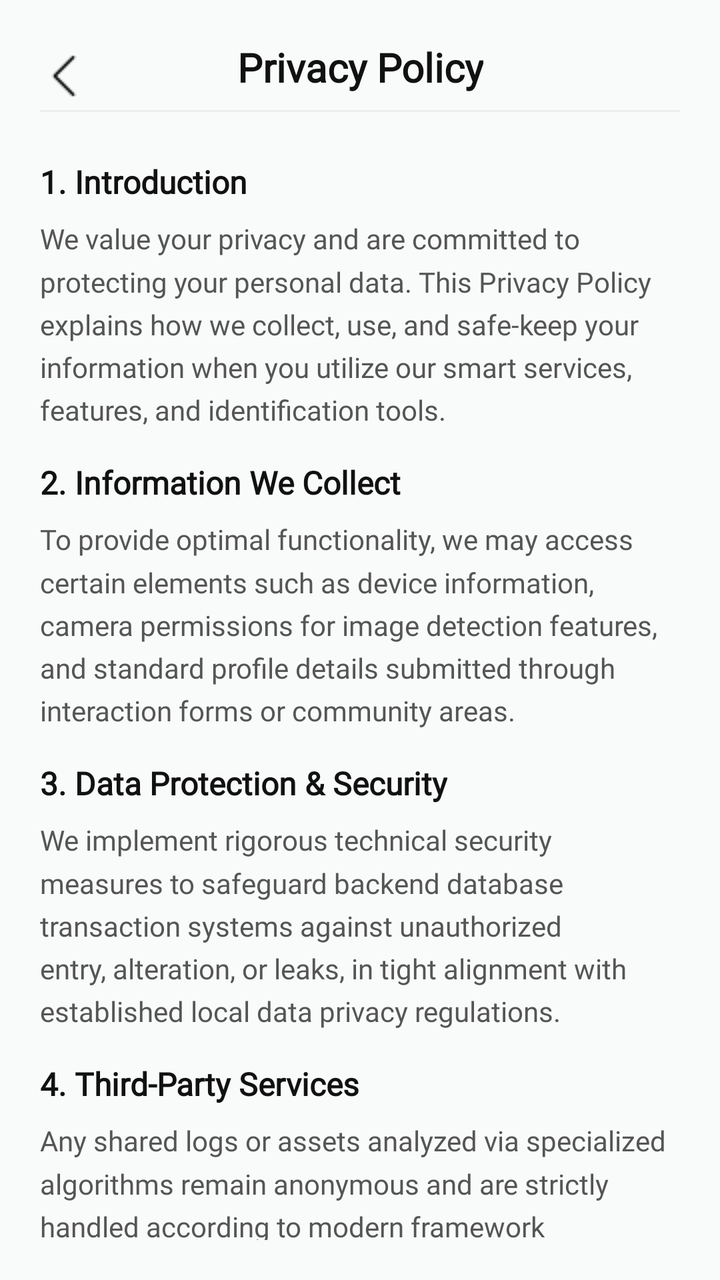
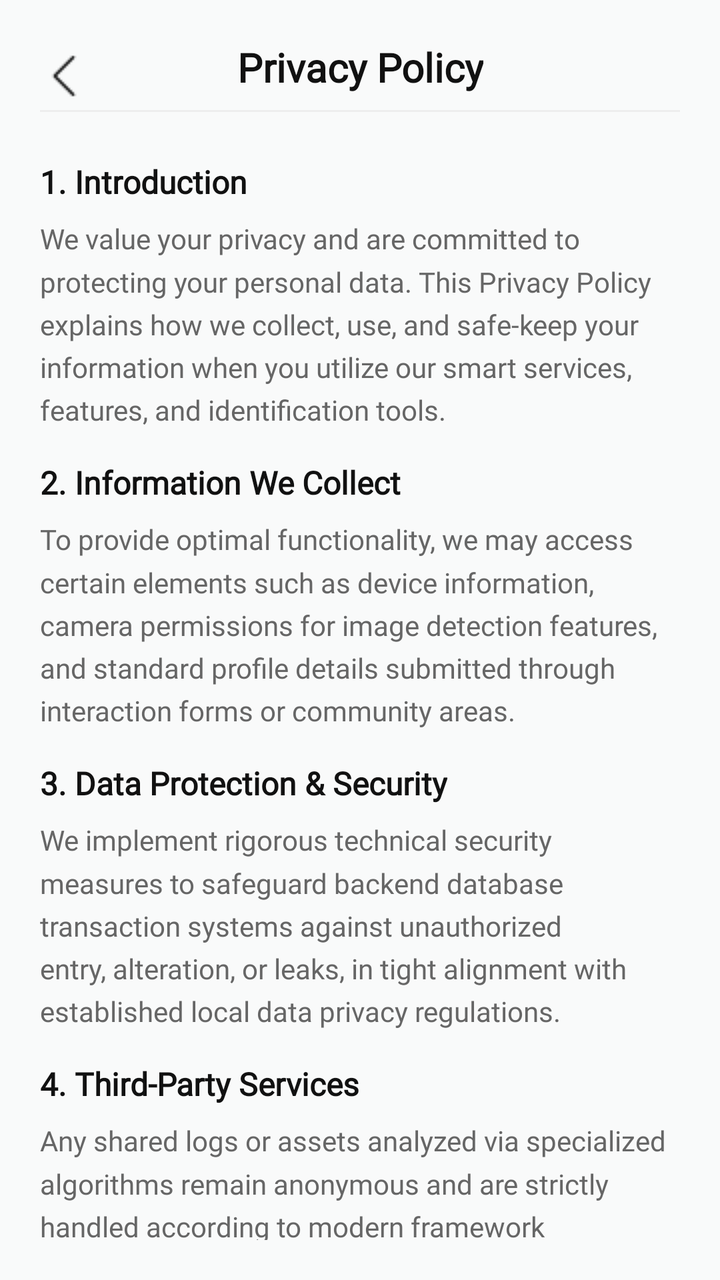

Screens rendered from an Android XML layout before and after an edit, with the pre-edit source and the edit as a unified diff.
<!-- AndroidManifest.xml: application theme Theme.SmartGrow -->
<!-- res/layout/fragment_privacy_policy.xml -->
<?xml version="1.0" encoding="utf-8"?>
<androidx.constraintlayout.widget.ConstraintLayout
    xmlns:android="http://schemas.android.com/apk/res/android"
    xmlns:app="http://schemas.android.com/apk/res-auto"
    xmlns:tools="http://tools.android.com/tools"
    android:id="@+id/layout_privacy_policy"
    android:layout_width="match_parent"
    android:layout_height="match_parent"
    android:background="#F9FAFA"
    android:padding="20dp">

    <ImageView
        android:id="@+id/btn_back_privacy"
        android:layout_width="wrap_content"
        android:layout_height="36dp"
        android:background="?attr/selectableItemBackgroundBorderless"
        android:clickable="true"
        android:focusable="true"
        android:src="@drawable/ic_back"
        app:layout_constraintStart_toStartOf="parent"
        app:layout_constraintTop_toTopOf="parent"
        android:contentDescription="Go back"/>

    <TextView
        android:id="@+id/tv_privacy_title"
        android:layout_width="wrap_content"
        android:layout_height="wrap_content"
        android:fontFamily="@font/poppins"
        android:text="Privacy Policy"
        android:textAlignment="center"
        android:textColor="#111111"
        android:textSize="20sp"
        android:textStyle="bold"
        app:layout_constraintEnd_toEndOf="parent"
        app:layout_constraintStart_toStartOf="parent"
        app:layout_constraintTop_toTopOf="parent" />

    <View
        android:id="@+id/header_divider_privacy"
        android:layout_width="match_parent"
        android:layout_height="1dp"
        android:background="#EEEEEE"
        android:layout_marginTop="8dp"
        app:layout_constraintTop_toBottomOf="@id/tv_privacy_title"/>

    <androidx.core.widget.NestedScrollView
        android:layout_width="match_parent"
        android:layout_height="0dp"
        android:layout_marginTop="16dp"
        android:fillViewport="true"
        app:layout_constraintTop_toBottomOf="@id/header_divider_privacy"
        app:layout_constraintBottom_toBottomOf="parent">

        <LinearLayout
            android:layout_width="match_parent"
            android:layout_height="wrap_content"
            android:orientation="vertical"
            android:paddingBottom="24dp">

            <TextView
                android:layout_width="wrap_content"
                android:layout_height="wrap_content"
                android:layout_marginTop="8dp"
                android:layout_marginBottom="8dp"
                android:text="1. Introduction"
                android:textColor="#111111"
                android:textSize="16sp"
                android:textStyle="bold"
                android:fontFamily="@font/poppins" />

            <TextView
                android:layout_width="match_parent"
                android:layout_height="wrap_content"
                android:layout_marginBottom="16dp"
                android:text="We value your privacy and are committed to protecting your personal data. This Privacy Policy explains how we collect, use, and safe-keep your information when you utilize our smart services, features, and identification tools."
                android:textColor="#555555"
                android:textSize="14sp"
                android:lineSpacingMultiplier="1.3"
                android:fontFamily="@font/poppins" />

            <TextView
                android:layout_width="wrap_content"
                android:layout_height="wrap_content"
                android:layout_marginBottom="8dp"
                android:text="2. Information We Collect"
                android:textColor="#111111"
                android:textSize="16sp"
                android:textStyle="bold"
                android:fontFamily="@font/poppins" />

            <TextView
                android:layout_width="match_parent"
                android:layout_height="wrap_content"
                android:layout_marginBottom="16dp"
                android:text="To provide optimal functionality, we may access certain elements such as device information, camera permissions for image detection features, and standard profile details submitted through interaction forms or community areas."
                android:textColor="#555555"
                android:textSize="14sp"
                android:lineSpacingMultiplier="1.3"
                android:fontFamily="@font/poppins" />

            <TextView
                android:layout_width="wrap_content"
                android:layout_height="wrap_content"
                android:layout_marginBottom="8dp"
                android:text="3. Data Protection &amp; Security"
                android:textColor="#111111"
                android:textSize="16sp"
                android:textStyle="bold"
                android:fontFamily="@font/poppins" />

            <TextView
                android:layout_width="match_parent"
                android:layout_height="wrap_content"
                android:layout_marginBottom="16dp"
                android:text="We implement rigorous technical security measures to safeguard backend database transaction systems against unauthorized entry, alteration, or leaks, in tight alignment with established local data privacy regulations."
                android:textColor="#555555"
                android:textSize="14sp"
                android:lineSpacingMultiplier="1.3"
                android:fontFamily="@font/poppins" />

            <TextView
                android:layout_width="wrap_content"
                android:layout_height="wrap_content"
                android:layout_marginBottom="8dp"
                android:text="4. Third-Party Services"
                android:textColor="#111111"
                android:textSize="16sp"
                android:textStyle="bold"
                android:fontFamily="@font/poppins" />

            <TextView
                android:layout_width="match_parent"
                android:layout_height="wrap_content"
                android:layout_marginBottom="24dp"
                android:text="Any shared logs or assets analyzed via specialized algorithms remain anonymous and are strictly handled according to modern framework standards, ensuring no persistent personal files are disclosed to external actors without permission."
                android:textColor="#555555"
                android:textSize="14sp"
                android:lineSpacingMultiplier="1.3"
                android:fontFamily="@font/poppins" />

            <View
                android:layout_width="match_parent"
                android:layout_height="1dp"
                android:background="#EEEEEE"
                android:layout_marginBottom="16dp"/>

            <TextView
                android:layout_width="match_parent"
                android:layout_height="wrap_content"
                android:text="Last Updated: June 2026"
                android:textColor="#999999"
                android:textSize="12sp"
                android:textAlignment="center"
                android:fontFamily="@font/poppins" />

        </LinearLayout>
    </androidx.core.widget.NestedScrollView>
</androidx.constraintlayout.widget.ConstraintLayout>
<!-- resources referenced by this layout -->
<resources>
  <!-- drawable ic_back: png bitmap (drawable, 215 bytes) -->
  <style name="Theme.SmartGrow" parent="Base.Theme.SmartGrow" />
  <style name="Base.Theme.SmartGrow" parent="Theme.Material3.DayNight.NoActionBar">
          <item name="android:windowBackground">@android:color/white</item>
          <item name="android:windowDisablePreview">true</item>
  
          
          <item name="android:statusBarColor">#FFFFFF</item>
          <item name="android:windowLightStatusBar">true</item>
  
          
          <item name="android:navigationBarColor">#FFFFFF</item>
          <item name="android:windowLightNavigationBar" tools:targetApi="o">true</item>
  
          <item name="android:windowDrawsSystemBarBackgrounds">true</item>
          <item name="android:windowTranslucentStatus">false</item>
          <item name="android:windowTranslucentNavigation">false</item>
      </style>
</resources>

<!-- the commit's change to res/layout/fragment_privacy_policy.xml (unified diff, before → after) -->
@@ -2,11 +2,11 @@
 <androidx.constraintlayout.widget.ConstraintLayout
     xmlns:android="http://schemas.android.com/apk/res/android"
     xmlns:app="http://schemas.android.com/apk/res-auto"
-    xmlns:tools="http://tools.android.com/tools"
+    xmlns:tools="http://schemas.android.com/tools"
     android:id="@+id/layout_privacy_policy"
     android:layout_width="match_parent"
     android:layout_height="match_parent"
-    android:background="#F9FAFA"
+    android:background="@color/background"
     android:padding="20dp">
 
     <ImageView
@@ -19,6 +19,7 @@
         android:src="@drawable/ic_back"
         app:layout_constraintStart_toStartOf="parent"
         app:layout_constraintTop_toTopOf="parent"
+        app:tint="@color/text_primary"
         android:contentDescription="Go back"/>
 
     <TextView
@@ -28,7 +29,7 @@
         android:fontFamily="@font/poppins"
         android:text="Privacy Policy"
         android:textAlignment="center"
-        android:textColor="#111111"
+        android:textColor="@color/text_primary"
         android:textSize="20sp"
         android:textStyle="bold"
         app:layout_constraintEnd_toEndOf="parent"
@@ -39,7 +40,7 @@
         android:id="@+id/header_divider_privacy"
         android:layout_width="match_parent"
         android:layout_height="1dp"
-        android:background="#EEEEEE"
+        android:background="@color/divider"
         android:layout_marginTop="8dp"
         app:layout_constraintTop_toBottomOf="@id/tv_privacy_title"/>
 
@@ -63,7 +64,7 @@
                 android:layout_marginTop="8dp"
                 android:layout_marginBottom="8dp"
                 android:text="1. Introduction"
-                android:textColor="#111111"
+                android:textColor="@color/text_primary"
                 android:textSize="16sp"
                 android:textStyle="bold"
                 android:fontFamily="@font/poppins" />
@@ -73,7 +74,7 @@
                 android:layout_height="wrap_content"
                 android:layout_marginBottom="16dp"
                 android:text="We value your privacy and are committed to protecting your personal data. This Privacy Policy explains how we collect, use, and safe-keep your information when you utilize our smart services, features, and identification tools."
-                android:textColor="#555555"
+                android:textColor="@color/text_secondary"
                 android:textSize="14sp"
                 android:lineSpacingMultiplier="1.3"
                 android:fontFamily="@font/poppins" />
@@ -83,7 +84,7 @@
                 android:layout_height="wrap_content"
                 android:layout_marginBottom="8dp"
                 android:text="2. Information We Collect"
-                android:textColor="#111111"
+                android:textColor="@color/text_primary"
                 android:textSize="16sp"
                 android:textStyle="bold"
                 android:fontFamily="@font/poppins" />
@@ -93,7 +94,7 @@
                 android:layout_height="wrap_content"
                 android:layout_marginBottom="16dp"
                 android:text="To provide optimal functionality, we may access certain elements such as device information, camera permissions for image detection features, and standard profile details submitted through interaction forms or community areas."
-                android:textColor="#555555"
+                android:textColor="@color/text_secondary"
                 android:textSize="14sp"
                 android:lineSpacingMultiplier="1.3"
                 android:fontFamily="@font/poppins" />
@@ -103,7 +104,7 @@
                 android:layout_height="wrap_content"
                 android:layout_marginBottom="8dp"
                 android:text="3. Data Protection &amp; Security"
-                android:textColor="#111111"
+                android:textColor="@color/text_primary"
                 android:textSize="16sp"
                 android:textStyle="bold"
                 android:fontFamily="@font/poppins" />
@@ -113,7 +114,7 @@
                 android:layout_height="wrap_content"
                 android:layout_marginBottom="16dp"
                 android:text="We implement rigorous technical security measures to safeguard backend database transaction systems against unauthorized entry, alteration, or leaks, in tight alignment with established local data privacy regulations."
-                android:textColor="#555555"
+                android:textColor="@color/text_secondary"
                 android:textSize="14sp"
                 android:lineSpacingMultiplier="1.3"
                 android:fontFamily="@font/poppins" />
@@ -123,7 +124,7 @@
                 android:layout_height="wrap_content"
                 android:layout_marginBottom="8dp"
                 android:text="4. Third-Party Services"
-                android:textColor="#111111"
+                android:textColor="@color/text_primary"
                 android:textSize="16sp"
                 android:textStyle="bold"
                 android:fontFamily="@font/poppins" />
@@ -133,7 +134,7 @@
                 android:layout_height="wrap_content"
                 android:layout_marginBottom="24dp"
                 android:text="Any shared logs or assets analyzed via specialized algorithms remain anonymous and are strictly handled according to modern framework standards, ensuring no persistent personal files are disclosed to external actors without permission."
-                android:textColor="#555555"
+                android:textColor="@color/text_secondary"
                 android:textSize="14sp"
                 android:lineSpacingMultiplier="1.3"
                 android:fontFamily="@font/poppins" />
@@ -141,14 +142,14 @@
             <View
                 android:layout_width="match_parent"
                 android:layout_height="1dp"
-                android:background="#EEEEEE"
+                android:background="@color/divider"
                 android:layout_marginBottom="16dp"/>
 
             <TextView
                 android:layout_width="match_parent"
                 android:layout_height="wrap_content"
                 android:text="Last Updated: June 2026"
-                android:textColor="#999999"
+                android:textColor="@color/text_secondary"
                 android:textSize="12sp"
                 android:textAlignment="center"
                 android:fontFamily="@font/poppins" />
<!-- resource entries referenced after the edit -->
@@ -1,17 +1,21 @@
 <!-- resources referenced by this layout -->
 <resources>
+  <color name="background">#F9FAFA</color>
+  <color name="divider">#EEEEEE</color>
+  <color name="text_primary">#111111</color>
+  <color name="text_secondary">#666666</color>
   <!-- drawable ic_back: png bitmap (drawable, 215 bytes) -->
   <style name="Theme.SmartGrow" parent="Base.Theme.SmartGrow" />
   <style name="Base.Theme.SmartGrow" parent="Theme.Material3.DayNight.NoActionBar">
-          <item name="android:windowBackground">@android:color/white</item>
+          <item name="android:windowBackground">@color/background</item>
           <item name="android:windowDisablePreview">true</item>
   
           
-          <item name="android:statusBarColor">#FFFFFF</item>
+          <item name="android:statusBarColor">@color/background</item>
           <item name="android:windowLightStatusBar">true</item>
   
           
-          <item name="android:navigationBarColor">#FFFFFF</item>
+          <item name="android:navigationBarColor">@color/background</item>
           <item name="android:windowLightNavigationBar" tools:targetApi="o">true</item>
   
           <item name="android:windowDrawsSystemBarBackgrounds">true</item>
